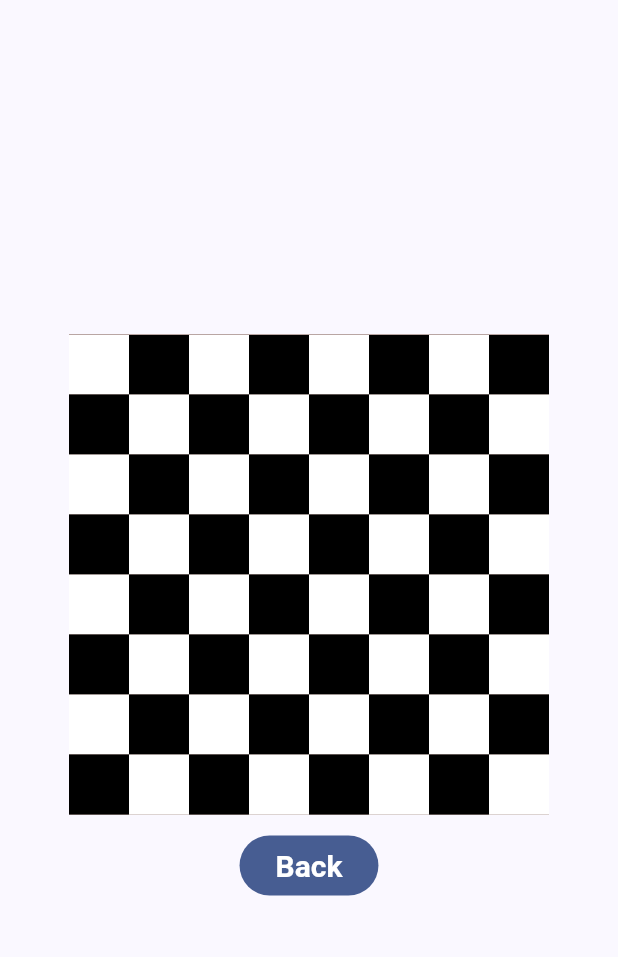
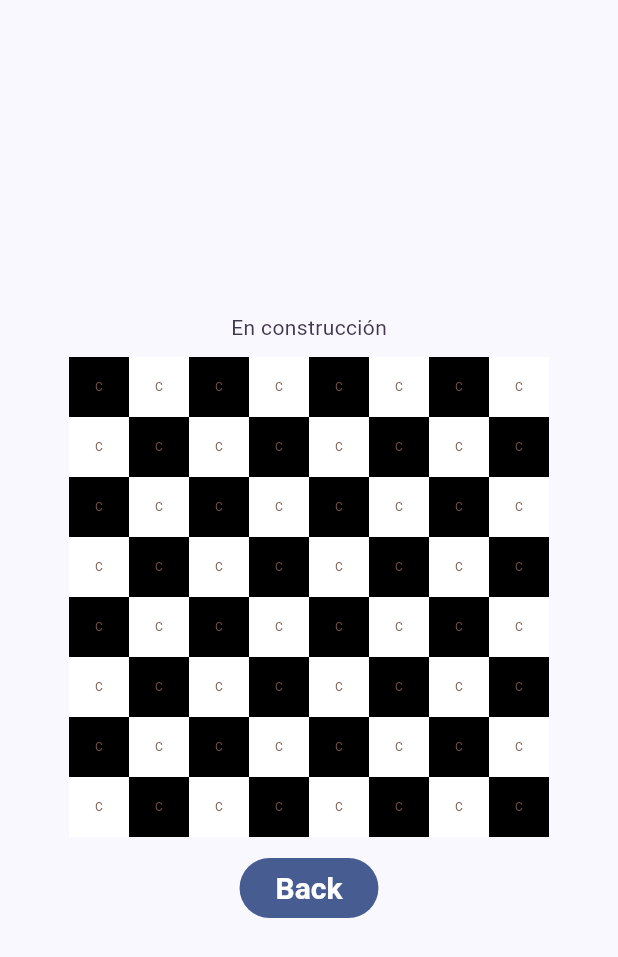
Before and after one commit to UNIZAR-30226-2024-10/front-end-app, a Flutter app: the ChessPlaySessionScreen screen opened by its route, on a phone screen of 412 x 824 dp. Shown: the top 957 px of the screen. Run offline on Flutter 3.47's test engine with Material 3 defaults, Android fonts, the phone set to English and light mode, and no system bars; our stand-ins replace audioplayers, go_router, shared_preferences; accounts and stored records are empty.

Commit message:
Update de cambios en la creación de la funcionalidad del ajedrez.

```diff
--- /dev/null
+++ b/assets/constantes/constantes.dart
@@ -0,0 +1,11 @@
+//Nombre: constantes.dart
+//Descripción: Contiene las constantes de la aplicación.
+
+//import 'package:flutter/material.dart';
+
+class Constantes{
+  Constantes._();
+
+  //static const _gap = SizedBox(height: 10);
+  //Añadir constantes que sean necesarias
+}
--- /dev/null
+++ b/lib/assets/constantes/constantes.dart
@@ -0,0 +1 @@
+// TODO Implement this library.
--- /dev/null
+++ b/lib/play_session/casilla_ajedrez_widget.dart
@@ -0,0 +1,31 @@
+//Nombre: casilla_ajedrez.dart
+//Descripción: Contiene el widget de la casilla de ajedrez.
+
+import 'package:flutter/material.dart';
+import 'package:basic/play_session/pieza_ajedrez_widget.dart';
+
+class CasillaAjedrez extends StatelessWidget {
+  final Color color;
+  final bool ocupada;
+  final TipoPieza? pieza;
+
+  const CasillaAjedrez({
+    Key? key,
+    required this.color,
+    required this.ocupada,
+    this.pieza,
+  }) : super(key: key);
+
+  @override
+  Widget build(BuildContext context) {
+    return Stack(
+      children: [
+        Container (width: 40,
+        height: 40,
+        color: color,
+        ),
+        PiezaAjedrez(tipo: TipoPieza.caballo, color: Colors.brown),
+      ]
+    );
+  }
+}
--- a/lib/play_session/chess_game_widget.dart
+++ b/lib/play_session/chess_game_widget.dart
@@ -3,48 +3,23 @@
 
 
 import 'package:flutter/material.dart';
+import 'package:basic/play_session/tablero_widget.dart';
 //import 'package:provider/provider.dart';
 
 class ChessGameWidget extends StatelessWidget {
-  const ChessGameWidget({Key? key}) : super(key: key);
+  final bool partidaIniciada;
 
-  @override
-  Widget build(BuildContext context) {
-    return Container(
-      width: 320,
-      height: 320,
-      color: Colors.brown,
-      child: GridView.builder(
-        gridDelegate: const SliverGridDelegateWithFixedCrossAxisCount(
-          crossAxisCount: 8,
-          mainAxisSpacing: 0,
-          crossAxisSpacing: 0,
-        ),
-        itemBuilder: (context, index) {
-          final color = (index ~/ 8 + index % 8) % 2 == 0
-              ? Colors.white
-              : Colors.black;
-          return CasillaAjedrez(color: color);
-        },
-      ),
-    );
-  }
-}
-
-class CasillaAjedrez extends StatelessWidget {
-  final Color color;
-
-  const CasillaAjedrez({
+  const ChessGameWidget({
     Key? key,
-    required this.color,
+    this.partidaIniciada = false,
   }) : super(key: key);
 
   @override
   Widget build(BuildContext context) {
-    return Container(
-      width: 40,
-      height: 40,
-      color: color,
+    return const Column(
+      children: [
+        TableroWidget(),
+      ],
     );
   }
 }
--- a/lib/play_session/chess_play_session_screen.dart
+++ b/lib/play_session/chess_play_session_screen.dart
@@ -29,6 +29,8 @@ class _ChessPlaySessionScreenState extends State<ChessPlaySessionScreen>{
         child: Column(
           mainAxisAlignment: MainAxisAlignment.center,
           children: [
+            Text('En construcción'),
+            _gap,
             ChessGameWidget(),
             _gap,
             MyButton(
--- /dev/null
+++ b/lib/play_session/pieza_ajedrez_widget.dart
@@ -0,0 +1,48 @@
+//Nombre: pieza_ajedrez.dart
+//Descripción: Contiene el widget de la pieza de ajedrez.
+
+import 'package:flutter/material.dart';
+
+enum TipoPieza { peon, torre, alfil, caballo, dama, rey }
+
+class PiezaAjedrez extends StatelessWidget {
+  final TipoPieza tipo;
+  final Color color;
+
+  const PiezaAjedrez({
+    Key? key,
+    required this.tipo,
+    required this.color,
+  }) : super(key: key);
+
+  @override
+  Widget build(BuildContext context) {
+    return Container(
+      child: Center(
+        child: Text(
+          getPiezanombre(tipo), // Función para convertir tipo a nombre
+          style: TextStyle(fontSize: 8, color: color),
+        ),
+      ),
+    );
+  }
+
+  String getPiezanombre(TipoPieza tipo) {
+    switch (tipo) {
+      case TipoPieza.peon:
+        return "P";
+      case TipoPieza.torre:
+        return "T";
+      case TipoPieza.alfil:
+        return "A";
+      case TipoPieza.caballo:
+        return "C";
+      case TipoPieza.dama:
+        return "D";
+      case TipoPieza.rey:
+        return "R";
+      default:
+        return "";
+    }
+  }
+}
--- /dev/null
+++ b/lib/play_session/tablero_widget.dart
@@ -0,0 +1,53 @@
+//Nombre: tablero_screen.dart
+//Descripción: Contiene la pantalla de juego de ajedrez.
+
+
+import 'package:flutter/material.dart';
+import 'package:basic/play_session/casilla_ajedrez_widget.dart';
+import 'package:basic/play_session/pieza_ajedrez_widget.dart';
+//import 'package:provider/provider.dart';
+
+class TableroWidget extends StatefulWidget {
+  const TableroWidget({Key? key}) : super(key: key);
+
+  @override
+  _TableroWidgetState createState() => _TableroWidgetState();
+}
+
+class _TableroWidgetState extends State<TableroWidget> {
+
+  /*
+  Widget iniciarPartida(int index, Color color) {
+    if(index >= 0 && index <16){
+
+    }
+    else if(index >=48){
+
+    }
+    else{
+      return CasillaAjedrez(color: color, ocupada: false, pieza: null);
+    }
+  }
+  */
+
+  @override
+  Widget build(BuildContext context) {
+    return Container(
+      width: 320,
+      height: 320,
+      child: GridView.builder(
+        gridDelegate: const SliverGridDelegateWithFixedCrossAxisCount(
+          crossAxisCount: 8,
+          mainAxisSpacing: 0,
+          crossAxisSpacing: 0,
+        ),
+        itemBuilder: (context, index) {
+          final color = (index ~/ 8 + index % 8) % 2 == 0
+              ? Colors.black
+              : Colors.white;
+              return CasillaAjedrez(color: color, ocupada: false, pieza: null);//iniciarPartida(index,color);
+        },
+      ),
+    );
+  }
+}
```
Also changed, not shown: 1 other file.
